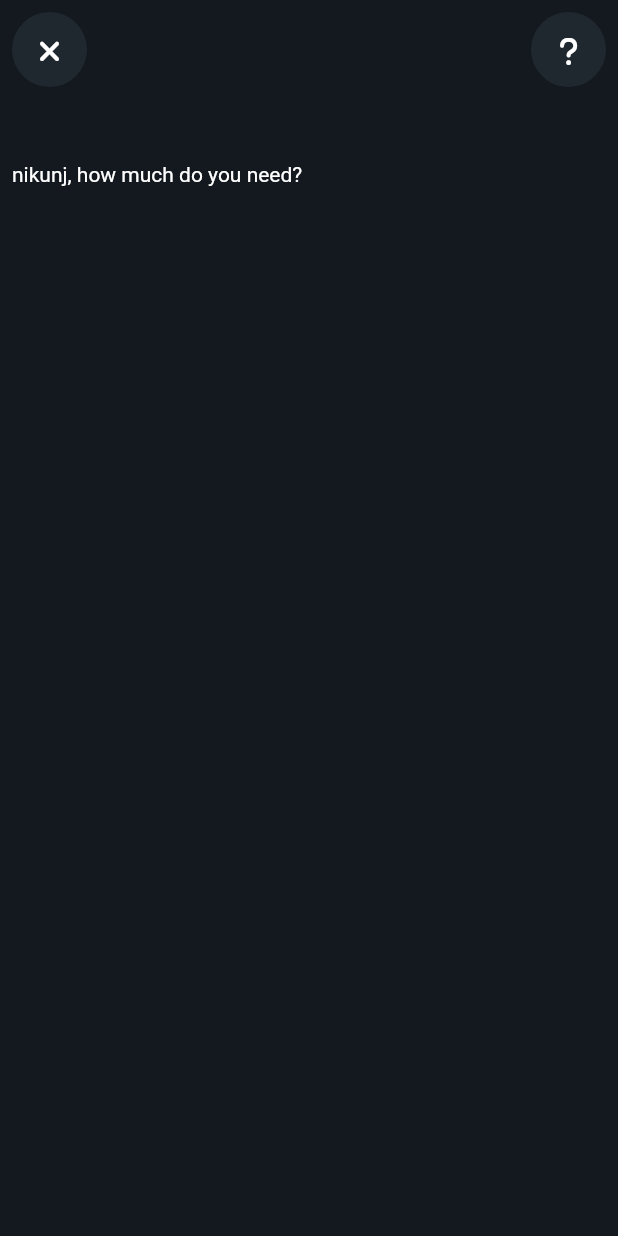
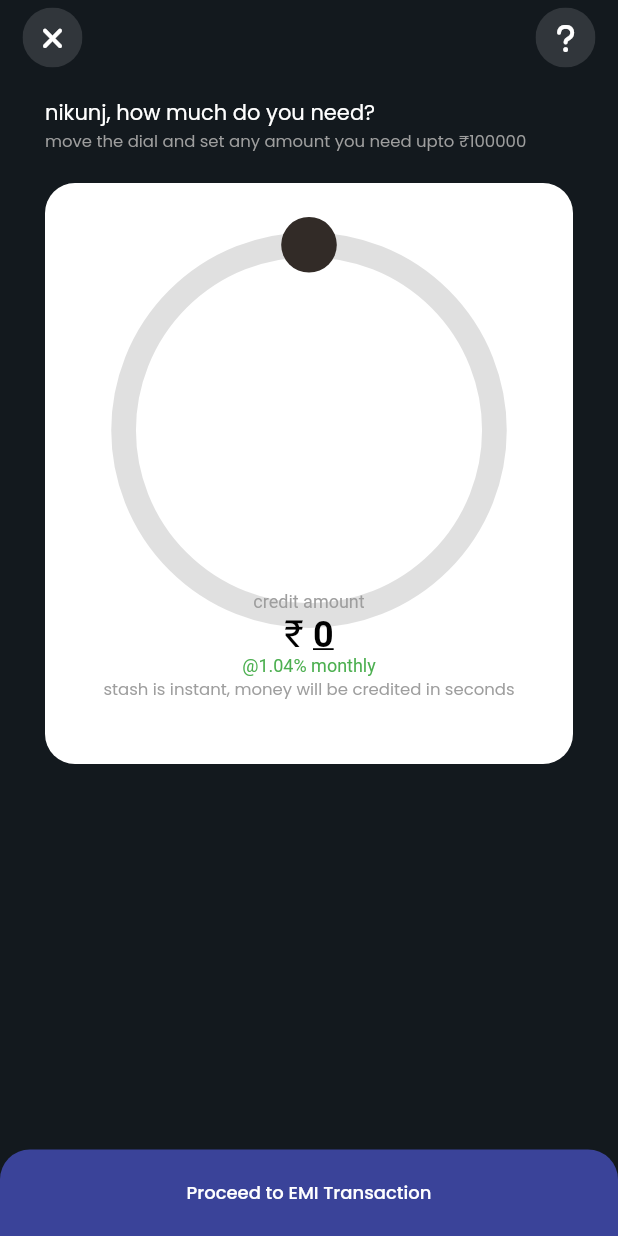
Before and after one commit to achiit/cred_assignment_1, a Flutter app: the screen it shows after launch, on a phone screen of 412 x 824 dp. Run offline on Flutter 3.47's test engine with Material 2 defaults, Android fonts, the phone set to English and light mode, and no system bars; drawn by our look-alikes of syncfusion_flutter_gauges; our stand-ins replace font_awesome_flutter, google_fonts.

Commit message:
first screen done

```diff
--- /dev/null
+++ b/lib/constants/dimensions.dart
@@ -0,0 +1,6 @@
+import 'package:flutter/widgets.dart';
+
+extension WidgetSpacing on int {
+  SizedBox get horizontalSpace => SizedBox(width: toDouble());
+  SizedBox get verticalSpace => SizedBox(height: toDouble());
+}
--- a/lib/screens/firstscreen.dart
+++ b/lib/screens/firstscreen.dart
@@ -1,6 +1,12 @@
+import 'package:cred_assignment/constants/dimensions.dart';
+import 'package:cred_assignment/widgets/bottonbutton.dart';
+import 'package:cred_assignment/widgets/customcard.dart';
+import 'package:cred_assignment/widgets/customcircularslider.dart';
 import 'package:cred_assignment/widgets/customiconbuttons.dart';
+import 'package:cred_assignment/widgets/customtext.dart';
 import 'package:flutter/material.dart';
 import 'package:font_awesome_flutter/font_awesome_flutter.dart';
+import 'package:syncfusion_flutter_gauges/gauges.dart';
 
 class FirstPage extends StatefulWidget {
   const FirstPage({super.key});
@@ -10,17 +16,58 @@ class FirstPage extends StatefulWidget {
 }
 
 class _FirstPageState extends State<FirstPage> {
+  void _showBottomSheet(BuildContext context) {
+    showModalBottomSheet<void>(
+      backgroundColor: Colors.transparent,
+      context: context,
+      builder: (BuildContext context) {
+        return Container(
+          decoration: BoxDecoration(
+            borderRadius: BorderRadius.only(
+              topLeft: Radius.circular(20.0), // Adjust the radius as needed
+              topRight: Radius.circular(20.0), // Adjust the radius as needed
+            ),
+            color: Color(0xff161e26),
+          ),
+          height: 350, // Adjust the height as needed
+          // Background color of the bottom sheet
+          child: Padding(
+            padding: const EdgeInsets.all(20.0),
+            child: Column(
+              crossAxisAlignment: CrossAxisAlignment.start,
+              children: <Widget>[
+                CustomText(
+                  color: Color(0xff708d99),
+                  title: "How do you wish to repay?",
+                ),
+                CustomText(
+                  color: Color(0xff65767f),
+                  size: 10,
+                  title: "Choose on of our recommended plans or make your own",
+                ),
+                CheckboxBottomSheet()
+              ],
+            ),
+          ),
+        );
+      },
+    );
+  }
+
   @override
   Widget build(BuildContext context) {
+    final screenWidth = MediaQuery.of(context).size.width;
+    final screenHeight = MediaQuery.of(context).size.height;
     return Scaffold(
       backgroundColor: Color(0xff13191e),
       body: SafeArea(
-        child: Padding(
-          padding: const EdgeInsets.all(8.0),
         child: Column(
           crossAxisAlignment: CrossAxisAlignment.start,
           children: [
-              Row(
+            Padding(
+              padding:
+                  const EdgeInsets.symmetric(horizontal: 15.0, vertical: 5),
+              child: Row(
                 mainAxisAlignment: MainAxisAlignment.spaceBetween,
                 children: [
                   CustomIconButtons(
@@ -31,15 +78,90 @@ class _FirstPageState extends State<FirstPage> {
                   )
                 ],
               ),
+            ),
+            15.verticalSpace,
+            Padding(
+              padding: const EdgeInsets.symmetric(horizontal: 30.0),
+              child: Column(
+                crossAxisAlignment: CrossAxisAlignment.start,
+                children: [
+                  CustomText(
+                    color: Colors.white,
+                    title: "nikunj, how much do you need?",
+                  ),
+                  CustomText(
+                    color: Colors.grey,
+                    size: 11,
+                    title:
+                        "move the dial and set any amount you need upto ₹100000",
+                  ),
+                  20.verticalSpace,
+                  Container(
+                    width: screenWidth *
+                        0.9, // Set the width and height to make it square
+                    height: screenHeight * 0.47,
+                    decoration: BoxDecoration(
+                      color: Colors.white, // White color for the container
+                      borderRadius: BorderRadius.circular(
+                          20.0), // Adjust the radius as needed
+                    ),
+                    child: Column(
+                      children: [
                         SizedBox(
-                height: 50,
+                          height: screenHeight * 0.4,
+                          width: screenWidth * 0.8,
+                          child: CircularSlider(),
                         ),
-              Text(
-                "nikunj, how much do you need?",
-                style: TextStyle(color: Colors.white),
-              )
+                        Padding(
+                          padding: const EdgeInsets.symmetric(horizontal: 18.0),
+                          child: CustomText(
+                            color: Colors.grey,
+                            align: TextAlign.center,
+                            size: 11,
+                            title:
+                                "stash is instant, money will be credited in seconds",
+                          ),
+                        ),
                       ],
                     ),
+                  ),
+                ],
+              ),
+            ),
+            Expanded(
+              child: Align(
+                alignment: Alignment.bottomCenter,
+                child: Container(
+                  //margin: const EdgeInsets.all(5),
+                  height: screenHeight * 0.07,
+                  width: double.infinity,
+                  decoration: BoxDecoration(
+                    borderRadius: BorderRadius.only(
+                      topLeft:
+                          Radius.circular(20.0), // Adjust the radius as needed
+                      topRight:
+                          Radius.circular(20.0), // Adjust the radius as needed
+                    ),
+                    color: Color(0xff3a4399),
+                  ),
+                  child: ElevatedButton(
+                    onPressed: () {
+                      _showBottomSheet(context);
+                    },
+                    child: CustomText(
+                        color: Colors.white,
+                        size: 12,
+                        title: "Proceed to EMI Transaction"),
+                    style: ElevatedButton.styleFrom(
+                      backgroundColor: Colors
+                          .transparent, // Set the button's background to transparent
+                      elevation: 0, // Remove button elevation
+                    ),
+                  ),
+                ),
+              ),
+            ),
+          ],
         ),
       ),
     );
--- /dev/null
+++ b/lib/widgets/customcircularslider.dart
@@ -0,0 +1,116 @@
+import 'package:flutter/material.dart';
+import 'package:syncfusion_flutter_gauges/gauges.dart';
+
+class CircularSlider extends StatefulWidget {
+  const CircularSlider({super.key});
+
+  @override
+  State<CircularSlider> createState() => _CircularSliderState();
+}
+
+class _CircularSliderState extends State<CircularSlider> {
+  double _volumeValue = 0;
+
+  void onVolumeChanged(double value) {
+    setState(() {
+      _volumeValue = value;
+      print(_volumeValue);
+    });
+  }
+
+  @override
+  Widget build(BuildContext context) {
+    final screenWidth = MediaQuery.of(context).size.width;
+    final screenHeight = MediaQuery.of(context).size.height;
+
+    final markerSize = screenWidth * 0.09;
+
+    return SfRadialGauge(
+      axes: <RadialAxis>[
+        RadialAxis(
+          minimum: 0,
+          maximum: 100,
+          startAngle: 270,
+          endAngle: 270,
+          showLabels: false,
+          showTicks: false,
+          radiusFactor: 0.8,
+          axisLineStyle: AxisLineStyle(
+            cornerStyle: CornerStyle.bothFlat,
+            color: Colors.black12,
+            thickness: screenWidth * 0.04, // Responsive thickness
+          ),
+          pointers: <GaugePointer>[
+            RangePointer(
+              value: _volumeValue,
+              cornerStyle: CornerStyle.bothFlat,
+              width: screenWidth * 0.04, // Responsive width
+              sizeUnit: GaugeSizeUnit.logicalPixel,
+              color: Color(0xffd9886c),
+            ),
+            MarkerPointer(
+              value: _volumeValue,
+              enableDragging: true,
+              onValueChanged: onVolumeChanged,
+              markerHeight: markerSize,
+              markerWidth: markerSize,
+              markerType: MarkerType.circle,
+              markerOffset: 0,
+              color: Color(0xff322b27),
+              borderWidth: screenWidth * 0.015, // Responsive border width
+              borderColor: Color(0xfffab9a5),
+            ),
+          ],
+          annotations: <GaugeAnnotation>[
+            GaugeAnnotation(
+              angle: 90,
+              axisValue: 5,
+              positionFactor: screenWidth * 0.0025,
+              widget: Column(
+                children: [
+                  Text(
+                    "credit amount",
+                    style: TextStyle(
+                      fontSize: 12, // Responsive font size
+                      color: Colors.grey,
+                    ),
+                  ),
+                  RichText(
+                    text: TextSpan(
+                      children: [
+                        TextSpan(
+                          text: '₹ ',
+                          style: TextStyle(
+                            fontSize: 25, // Responsive font size
+                            color: Colors.black,
+                          ),
+                        ),
+                        TextSpan(
+                          text: (_volumeValue.ceil() * 1000)
+                              .toString(), // Update the calculation here
+                          style: TextStyle(
+                            fontSize: 24, // Responsive font size
+                            decoration: TextDecoration.underline,
+                            fontWeight: FontWeight.bold,
+                            color: Colors.black,
+                          ),
+                        ),
+                      ],
+                    ),
+                  ),
+                  Text(
+                    "@1.04% monthly",
+                    style: TextStyle(
+                      fontSize: 12, // Responsive font size
+                      color: Colors.green,
+                    ),
+                  ),
+                ],
+              ),
+            )
+          ],
+        )
+      ],
+    );
+  }
+}
--- a/lib/widgets/customiconbuttons.dart
+++ b/lib/widgets/customiconbuttons.dart
@@ -9,25 +9,20 @@ class CustomIconButtons extends StatelessWidget {
 
   @override
   Widget build(BuildContext context) {
-    return Material(
-      color: Color.fromARGB(255, 32, 40, 47), // #171d22 color
-      borderRadius: BorderRadius.circular(25.0), // Adjust the radius as needed
-      child: InkWell(
-        onTap: () {
-          // Handle button tap
-          print('Button tapped');
-        },
-        borderRadius: BorderRadius.circular(
-            30.0), // Match the outer container's border radius
-        child: Container(
-          width: 50.0,
-          height: 50.0,
-          padding: EdgeInsets.all(16.0), // Adjust padding as needed
-          child: Icon(
-            icon,
-            weight: 2,
-            size: 20,
-            color: Colors.white, // White color for the close icon
+    return ClipOval(
+      child: Material(
+        color: Color.fromARGB(255, 49, 54, 59), // Button color
+        child: InkWell(
+          splashColor: Color(0xff1a2025), // Splash color
+          onTap: () {},
+          child: SizedBox(
+            width: 40,
+            height: 40,
+            child: Icon(
+              icon,
+              color: Colors.white,
+              size: 20,
+            ),
           ),
         ),
       ),
--- /dev/null
+++ b/lib/widgets/customtext.dart
@@ -0,0 +1,29 @@
+import 'package:flutter/material.dart';
+import 'package:google_fonts/google_fonts.dart';
+
+class CustomText extends StatelessWidget {
+  String title;
+  Color color;
+  FontWeight? weight;
+  double? size;
+  TextAlign? align;
+
+  CustomText({
+    this.align,
+    required this.color,
+    this.weight,
+    this.size,
+    required this.title,
+    super.key,
+  });
+
+  @override
+  Widget build(BuildContext context) {
+    return Text(
+      title,
+      textAlign: align,
+      style:
+          GoogleFonts.poppins(color: color, fontWeight: weight, fontSize: size),
+    );
+  }
+}
--- a/pubspec.yaml
+++ b/pubspec.yaml
@@ -36,6 +36,8 @@ dependencies:
   # Use with the CupertinoIcons class for iOS style icons.
   cupertino_icons: ^1.0.2
   font_awesome_flutter: ^10.5.0
+  syncfusion_flutter_gauges: ^23.1.36
+  google_fonts: ^6.1.0
 
 dev_dependencies:
   flutter_test:
```
Also changed, not shown: lib/widgets/bottonbutton.dart (added, +32 -0 lines), lib/widgets/customcard.dart (added, +55 -0 lines), pubspec.lock, 1 other file. Lines whose indentation alone changed are shown as unchanged.
